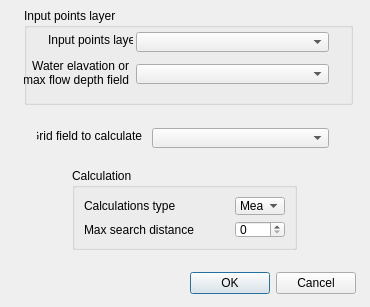
Above: flo2d/ui/sampling_variable_into_grid.ui from FLO-2DSoftware/qgis-flo-2d-plugin before the change. Below: the same form after it.
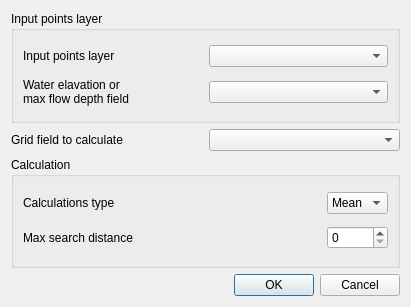
That is the form after the change. Custom widgets are drawn as their Qt base class.

Commit message: Fix controls sizes and size policies in Assign Water Elevations ui

What changed in the file:
```diff
--- a/flo2d/ui/sampling_variable_into_grid.ui
+++ b/flo2d/ui/sampling_variable_into_grid.ui
@@ -6,7 +6,7 @@
    <rect>
     <x>0</x>
     <y>0</y>
-    <width>370</width>
+    <width>411</width>
     <height>307</height>
    </rect>
   </property>
@@ -16,56 +16,22 @@
   <property name="toolTip">
    <string/>
   </property>
-  <widget class="QDialogButtonBox" name="sampling_point_field_into_grid_field_buttonBox">
-   <property name="geometry">
-    <rect>
-     <x>67</x>
-     <y>272</y>
-     <width>289</width>
-     <height>23</height>
-    </rect>
-   </property>
-   <property name="orientation">
-    <enum>Qt::Horizontal</enum>
-   </property>
-   <property name="standardButtons">
-    <set>QDialogButtonBox::Cancel|QDialogButtonBox::Ok</set>
-   </property>
-  </widget>
+  <layout class="QGridLayout" name="gridLayout_2">
+   <item row="0" column="0" colspan="2">
   <widget class="QGroupBox" name="groupBox">
-   <property name="geometry">
-    <rect>
-     <x>24</x>
-     <y>8</y>
-     <width>329</width>
-     <height>97</height>
-    </rect>
-   </property>
    <property name="title">
     <string>Input points layer</string>
    </property>
+     <layout class="QGridLayout" name="gridLayout_3">
+      <item row="0" column="0">
    <widget class="QLabel" name="label">
-    <property name="geometry">
-     <rect>
-      <x>24</x>
-      <y>24</y>
-      <width>85</width>
-      <height>16</height>
-     </rect>
-    </property>
     <property name="text">
      <string>Input points layer</string>
     </property>
    </widget>
-   <widget class="QgsFieldComboBox" name="points_layer_fields_cbo">
-    <property name="geometry">
-     <rect>
-      <x>112</x>
-      <y>56</y>
-      <width>193</width>
-      <height>20</height>
-     </rect>
-    </property>
+      </item>
+      <item row="0" column="1">
+       <widget class="QComboBox" name="points_cbo">
     <property name="sizePolicy">
      <sizepolicy hsizetype="Preferred" vsizetype="Fixed">
       <horstretch>0</horstretch>
@@ -74,7 +40,7 @@
     </property>
     <property name="minimumSize">
      <size>
-      <width>115</width>
+          <width>179</width>
       <height>0</height>
      </size>
     </property>
@@ -85,41 +51,26 @@
      </size>
     </property>
    </widget>
+      </item>
+      <item row="1" column="0">
    <widget class="QLabel" name="label_3">
-    <property name="geometry">
-     <rect>
-      <x>-8</x>
-      <y>44</y>
-      <width>113</width>
-      <height>41</height>
-     </rect>
-    </property>
     <property name="text">
      <string>Water elavation or 
 max flow depth field</string>
     </property>
-    <property name="alignment">
-     <set>Qt::AlignRight|Qt::AlignTrailing|Qt::AlignVCenter</set>
-    </property>
-   </widget>
-   <widget class="QComboBox" name="points_cbo">
-    <property name="geometry">
-     <rect>
-      <x>112</x>
-      <y>24</y>
-      <width>193</width>
-      <height>20</height>
-     </rect>
-    </property>
+       </widget>
+      </item>
+      <item row="1" column="1">
+       <widget class="QgsFieldComboBox" name="points_layer_fields_cbo">
     <property name="sizePolicy">
-     <sizepolicy hsizetype="Ignored" vsizetype="Preferred">
+         <sizepolicy hsizetype="Preferred" vsizetype="Fixed">
       <horstretch>0</horstretch>
       <verstretch>0</verstretch>
      </sizepolicy>
     </property>
     <property name="minimumSize">
      <size>
-      <width>150</width>
+          <width>179</width>
       <height>0</height>
      </size>
     </property>
@@ -130,16 +81,25 @@
      </size>
     </property>
    </widget>
-  </widget>
+      </item>
+     </layout>
+    </widget>
+   </item>
+   <item row="1" column="0">
+    <widget class="QLabel" name="label_5">
+     <property name="text">
+      <string>Grid field to calculate</string>
+     </property>
+     <property name="alignment">
+      <set>Qt::AlignLeading|Qt::AlignLeft|Qt::AlignVCenter</set>
+     </property>
+    </widget>
+   </item>
+   <item row="1" column="1">
+    <widget class="QComboBox" name="grid_fields_cbo"/>
+   </item>
+   <item row="2" column="0" colspan="2">
   <widget class="QGroupBox" name="groupBox_2">
-   <property name="geometry">
-    <rect>
-     <x>72</x>
-     <y>168</y>
-     <width>225</width>
-     <height>82</height>
-    </rect>
-   </property>
    <property name="title">
     <string>Calculation</string>
    </property>
@@ -254,32 +214,18 @@
     </item>
    </layout>
   </widget>
-  <widget class="QComboBox" name="grid_fields_cbo">
-   <property name="geometry">
-    <rect>
-     <x>152</x>
-     <y>128</y>
-     <width>177</width>
-     <height>20</height>
-    </rect>
-   </property>
-  </widget>
-  <widget class="QLabel" name="label_5">
-   <property name="geometry">
-    <rect>
-     <x>37</x>
-     <y>128</y>
-     <width>105</width>
-     <height>16</height>
-    </rect>
-   </property>
-   <property name="text">
-    <string>Grid field to calculate</string>
-   </property>
-   <property name="alignment">
-    <set>Qt::AlignRight|Qt::AlignTrailing|Qt::AlignVCenter</set>
-   </property>
-  </widget>
+   </item>
+   <item row="3" column="0" colspan="2">
+    <widget class="QDialogButtonBox" name="sampling_point_field_into_grid_field_buttonBox">
+     <property name="orientation">
+      <enum>Qt::Horizontal</enum>
+     </property>
+     <property name="standardButtons">
+      <set>QDialogButtonBox::Cancel|QDialogButtonBox::Ok</set>
+     </property>
+    </widget>
+   </item>
+  </layout>
  </widget>
  <customwidgets>
   <customwidget>
```
Left out of the diff: 7 changed lines with no effect on the pictures. Lines whose indentation alone changed are shown as unchanged. The commit also changes 1 other file.
